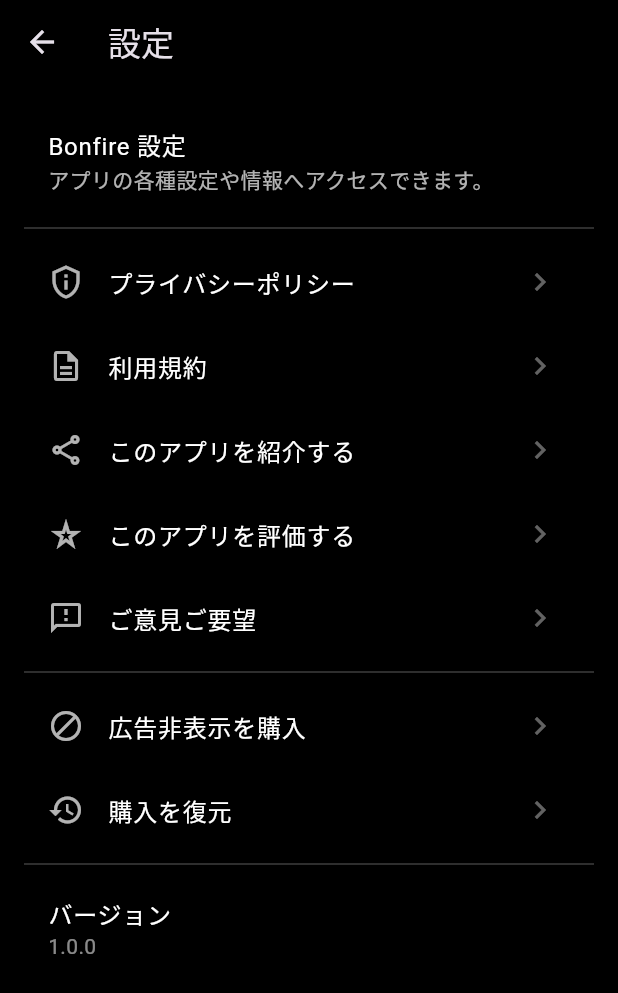
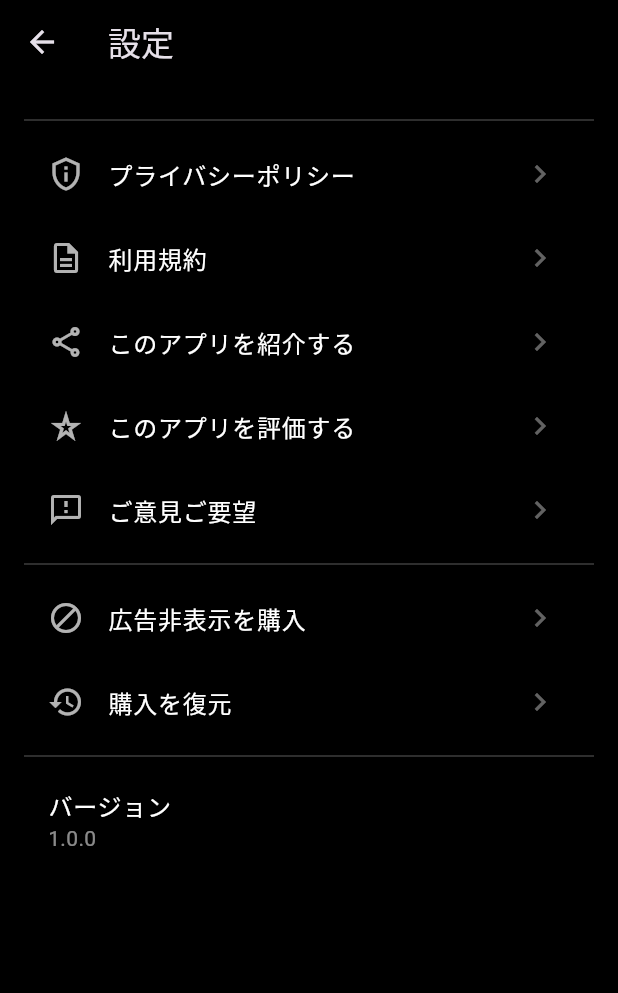
Before and after one commit to ys980323/bonfire, a Flutter app: the SettingsScreen screen opened directly with empty values, on a phone screen of 412 x 824 dp. Shown: the top 993 px of the screen. Run offline on Flutter 3.47's test engine with Material 3 defaults, Android fonts, the phone set to English and light mode, and no system bars; our stand-ins replace audioplayers, google_mobile_ads, share_plus, wakelock_plus; missing offline and left inert: purchases_flutter; network calls fail.

Commit message:
キャンプファイヤー画面の広告表示制御を強化し、広告が有効な場合のみバナーの位置を調整。設定画面から不要なリストアイテムを削除し、UIを整理。

```diff
--- a/lib/screens/campfire_screen.dart
+++ b/lib/screens/campfire_screen.dart
@@ -279,7 +279,7 @@
                 ),
               ),
               Positioned(
-                bottom: (_isBannerReady ? 64 : 24),
+                bottom: (_isBannerReady && widget.adsEnabled ? 64 : 24),
                 left: 16,
                 right: 16,
                 child: Column(
--- a/lib/screens/settings_screen.dart
+++ b/lib/screens/settings_screen.dart
@@ -27,13 +27,6 @@
       body: ListView(
         padding: const EdgeInsets.all(16),
         children: [
-          const ListTile(
-            title: Text('Bonfire 設定', style: TextStyle(color: Colors.white)),
-            subtitle: Text(
-              'アプリの各種設定や情報へアクセスできます。',
-              style: TextStyle(color: Colors.white70),
-            ),
-          ),
           const Divider(color: Colors.white24),
           _item(
             context,
```
